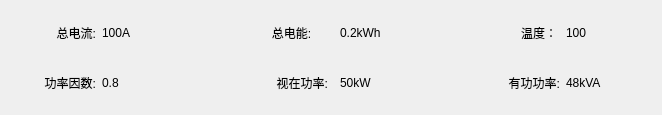
First picture: the form in BusBar-Qt/branch/box/boxtotalwid.ui, repository luozhiyong131/BusBar, before the edit.
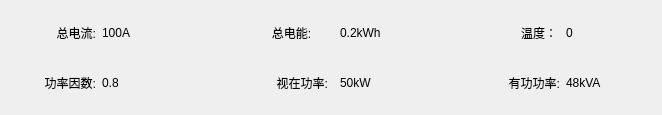
Second picture: the form after the edit.

Patch:
```diff
--- a/BusBar-Qt/branch/box/boxtotalwid.ui
+++ b/BusBar-Qt/branch/box/boxtotalwid.ui
@@ -168,7 +168,7 @@
       </size>
      </property>
      <property name="text">
-      <string>100</string>
+      <string>0</string>
      </property>
     </widget>
    </item>
```
